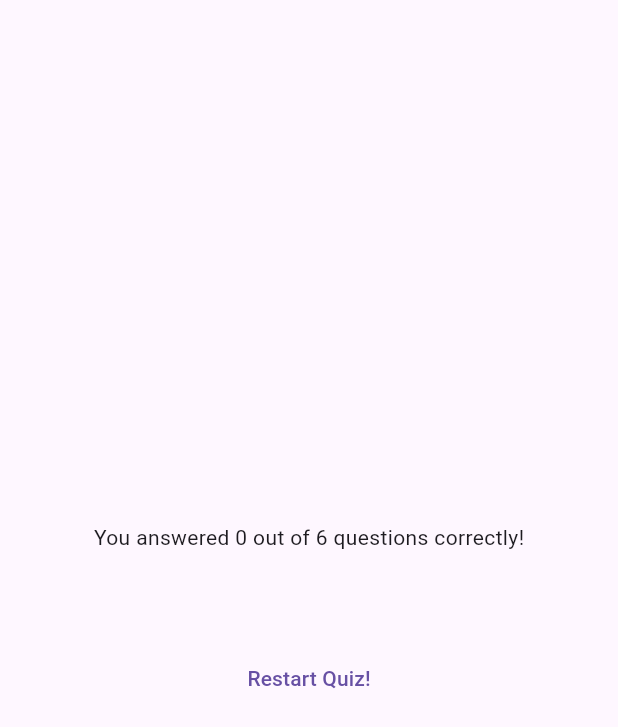
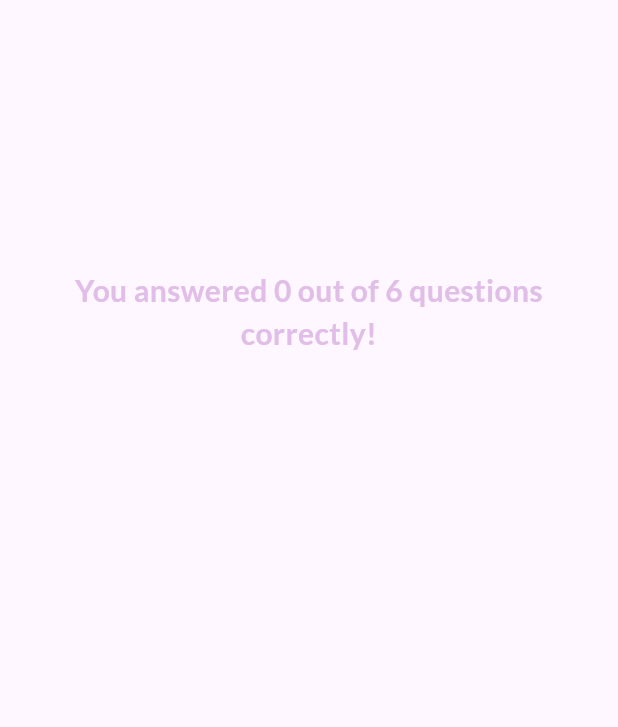
Before and after one commit to alobban/flutter_quiz_app, a Flutter app: the ResultsScreen widget shown alone on an empty page, opened directly with empty values, on a phone screen of 412 x 824 dp. Shown: the top 727 px of the screen. Run offline on Flutter 3.47's test engine with Material 3 defaults, Android fonts, the phone set to English and light mode, and no system bars; our stand-ins replace google_fonts.

Commit message:
Complete design challenge

```diff
--- a/lib/results_screen.dart
+++ b/lib/results_screen.dart
@@ -2,11 +2,13 @@ import 'package:adv_basics/questions_summary.dart';
 import 'package:flutter/material.dart';
 
 import 'package:adv_basics/data/questions.dart';
+import 'package:google_fonts/google_fonts.dart';
 
 class ResultsScreen extends StatelessWidget {
-  const ResultsScreen({super.key, required this.chosenAnswers});
+  const ResultsScreen({super.key, required this.chosenAnswers, required this.onRestartQuiz,});
 
   final List<String> chosenAnswers;
+  final void Function() onRestartQuiz;
 
   List<Map<String, Object>> getSummaryData() {
     final List<Map<String, Object>> summary = [];
@@ -40,6 +42,12 @@ class ResultsScreen extends StatelessWidget {
           children: [
             Text(
               'You answered $numCorrectQuestions out of $numTotalQuestions questions correctly!',
+              style: GoogleFonts.lato(
+                color: Colors.purple[100],
+                fontSize: 20,
+                fontWeight: FontWeight.bold,
+              ),
+              textAlign: TextAlign.center,
             ),
             const SizedBox(
               height: 30,
@@ -48,9 +56,13 @@ class ResultsScreen extends StatelessWidget {
             const SizedBox(
               height: 30,
             ),
-            TextButton(
-              onPressed: () {},
-              child: const Text('Restart Quiz!'),
+            TextButton.icon(
+              onPressed: onRestartQuiz,
+              style: TextButton.styleFrom(
+                foregroundColor: Colors.white,
+              ),
+              icon: const Icon(Icons.refresh),
+              label: const Text('Restart Quiz!'),
             ),
           ],
         ),
```
Also changed, not shown: lib/questions_summary.dart (+46 -6 lines), lib/quiz.dart (+8 -0 lines).
